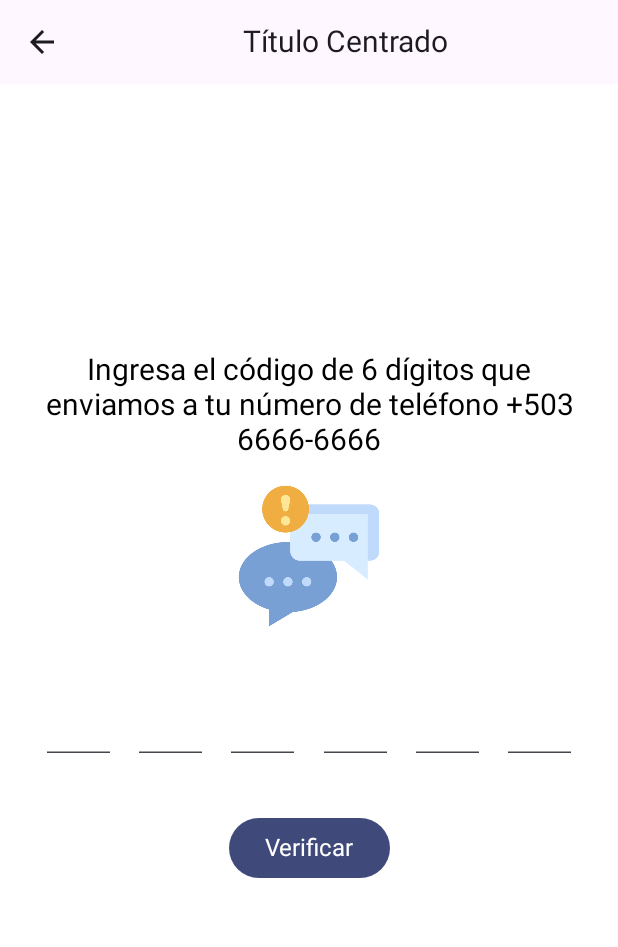
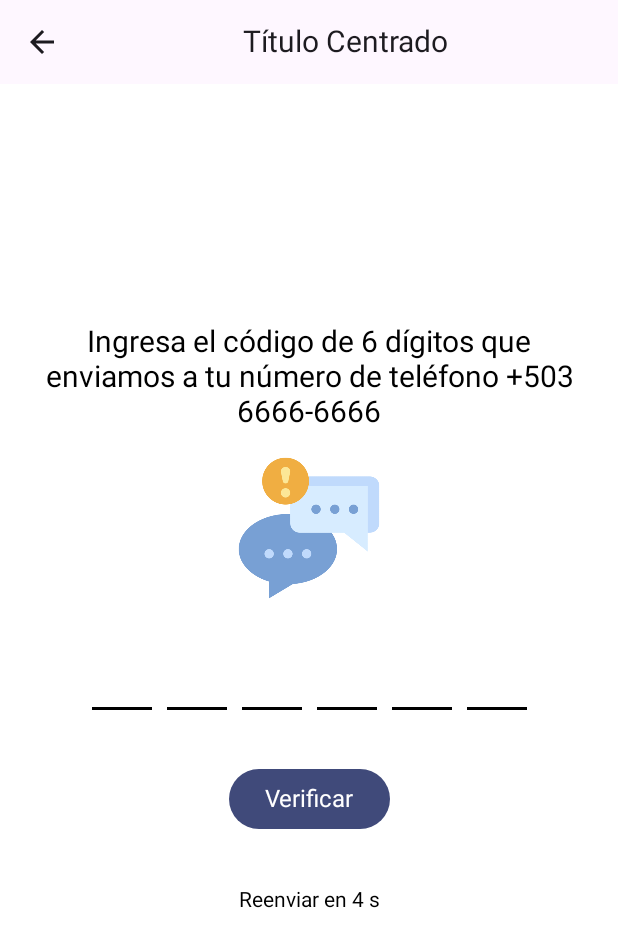
Before and after one commit to tatangames/nortegojetpack, an Android app built with Jetpack Compose: the @Preview function PreviewVistaVerificarNumero, on a phone screen of 412 x 824 dp. Shown: the top 947 px of the screen. Run offline under Robolectric (Android 15) with nearby library versions, the phone set to English and light mode, and no system bars.

Commit message:
patrones mvvm

```diff
--- a/app/src/main/AndroidManifest.xml
+++ b/app/src/main/AndroidManifest.xml
@@ -15,6 +15,7 @@
         android:roundIcon="@mipmap/ic_logofinal_round"
         android:supportsRtl="true"
         android:theme="@style/Theme.NorteGoJetpackCompose"
+        android:usesCleartextTraffic="true"
         tools:targetApi="31">
         <activity
             android:name=".login.SplashApp"
--- a/app/src/main/java/com/alcaldiasantaananorte/nortegojetpackcompose/login/VerificarNumero.kt
+++ b/app/src/main/java/com/alcaldiasantaananorte/nortegojetpackcompose/login/VerificarNumero.kt
@@ -1,6 +1,7 @@
 package com.alcaldiasantaananorte.nortegojetpackcompose.login
 
 
+import android.util.Log
 import androidx.compose.foundation.layout.Box
 
 import androidx.compose.foundation.layout.fillMaxSize
@@ -32,19 +33,23 @@ import androidx.compose.ui.unit.sp
 import androidx.navigation.NavController
 import androidx.navigation.compose.rememberNavController
 import androidx.compose.foundation.Image
+import androidx.compose.foundation.background
 import androidx.compose.foundation.border
 import androidx.compose.foundation.layout.*
 import androidx.compose.foundation.shape.RoundedCornerShape
 import androidx.compose.foundation.text.BasicTextField
+import androidx.compose.foundation.text.KeyboardActions
 import androidx.compose.foundation.text.KeyboardOptions
 import androidx.compose.material3.*
 import androidx.compose.runtime.*
 import androidx.compose.ui.graphics.Color
 import androidx.compose.ui.layout.ContentScale
+import androidx.compose.ui.platform.LocalSoftwareKeyboardController
 import androidx.compose.ui.res.painterResource
 import androidx.compose.ui.res.stringResource
 import androidx.compose.ui.text.TextRange
 import androidx.compose.ui.text.TextStyle
+import androidx.compose.ui.text.input.ImeAction
 import androidx.compose.ui.text.input.KeyboardCapitalization
 import androidx.compose.ui.text.input.KeyboardType
 import androidx.compose.ui.text.input.PasswordVisualTransformation
@@ -57,18 +62,20 @@ import com.alcaldiasantaananorte.nortegojetpackcompose.R
 import com.alcaldiasantaananorte.nortegojetpackcompose.ui.theme.ColorAzulGob
 import com.alcaldiasantaananorte.nortegojetpackcompose.ui.theme.GreyDark
 import com.alcaldiasantaananorte.nortegojetpackcompose.ui.theme.GreyLight
+import kotlinx.coroutines.delay
+import kotlinx.coroutines.launch
 
 @Composable
 fun VistaVerificarNumero(navController: NavHostController, telefono: String, segundos: Int){
 
-    var otp by remember { mutableStateOf("") }
+    var txtFieldCodigo by remember { mutableStateOf("") }
 
-   BarraToolbar(navController)
-
+    BarraToolbar(navController)
 
     Column(
         modifier = Modifier
             .fillMaxSize()
+            .imePadding()
             .padding(16.dp),
         horizontalAlignment = Alignment.CenterHorizontally,
         verticalArrangement = Arrangement.Center
@@ -93,13 +100,16 @@ fun VistaVerificarNumero(navController: NavHostController, telefono: String, seg
 
         Spacer(modifier = Modifier.height(35.dp)) // Espacio entre la imagen y el TextField
 
-        OTPInput(otp = otp, onOtpChange = { otp = it })
+
+        OtpTextField(codigo = txtFieldCodigo, onTextChanged = { newText ->
+            txtFieldCodigo = newText
+        })
 
         Spacer(modifier = Modifier.height(35.dp))
 
         // Puedes agregar un botón para enviar el OTP
         Button(
-            onClick = { /* Manejar clic */ },
+            onClick = { verificarCodigo(txtFieldCodigo) },
             colors = ButtonDefaults.buttonColors(
                 containerColor = ColorAzulGob, // Color de fondo
                 contentColor = Color.White // Color del texto (puedes usar ColorTexto si lo defines)
@@ -111,6 +121,12 @@ fun VistaVerificarNumero(navController: NavHostController, telefono: String, seg
             )
         }
 
+        Spacer(modifier = Modifier.height(35.dp))
+
+        CountdownTimer() {
+            // Acción cuando se presiona "Reenviar código"
+            // Aquí puedes agregar la lógica para reenviar el código o hacer alguna otra acción
+        }
 
 
     }
@@ -118,74 +134,56 @@ fun VistaVerificarNumero(navController: NavHostController, telefono: String, seg
 
 
 @Composable
-fun OtpTextField(
-    value: String,
-    onValueChange: (String) -> Unit,
-    modifier: Modifier = Modifier,
-    onNext: () -> Unit
-) {
-    TextField(
-        value = value,
-        onValueChange = { newValue ->
-            if (newValue.length <= 1) {
-                onValueChange(newValue)
-                if (newValue.isNotEmpty()) {
-                    onNext() // Mueve al siguiente campo al ingresar un número
+fun OtpTextField(codigo: String, onTextChanged: (String) -> Unit) {
+
+    val keyboardController = LocalSoftwareKeyboardController.current
+
+    BasicTextField(
+        value = codigo,
+        keyboardOptions = KeyboardOptions(
+            keyboardType = KeyboardType.Number, // Cambiado a Number para solo números
+            imeAction = ImeAction.Done // Para evitar el botón "Enter"
+        ),
+        keyboardActions = KeyboardActions(
+            onDone = {keyboardController?.hide() }
+        ),
+        onValueChange = { newText ->
+            if (newText.length <= 6){
+                onTextChanged(newText)
+            }
+        },
+        singleLine = true
+    ) {
+        Row(
+            horizontalArrangement = Arrangement.spacedBy(10.dp)
+        ) {
+            repeat(6) { index ->
+                val number = when {
+                    index >= codigo.length -> ""
+                    else -> codigo[index]
+                }
+
+                Column(
+                    verticalArrangement = Arrangement.spacedBy(6.dp),
+                    horizontalAlignment = Alignment.CenterHorizontally
+                ) {
+                    Text(
+                        text = number.toString(),
+                        style = MaterialTheme.typography.titleLarge
+                    )
+
+                    Box(modifier = Modifier.width(40.dp).height(2.dp)
+                        .background(Color.Black))
                 }
             }
-        },
-        modifier = modifier
-            .size(56.dp) // Ajusta el tamaño del TextField
-            .padding(4.dp), // Espaciado opcional
-        textStyle = TextStyle(fontSize = 24.sp, textAlign = TextAlign.Center),
-        singleLine = true,
-        keyboardOptions = KeyboardOptions(keyboardType = KeyboardType.Number),
-        visualTransformation = VisualTransformation.None, // Texto visible
-        colors = TextFieldDefaults.colors(
-            focusedContainerColor = Color.Transparent,
-            unfocusedContainerColor = Color.Transparent
-        )
-    )
-}
-
-@Composable
-fun OTPInput(
-    otp: String,
-    onOtpChange: (String) -> Unit
-) {
-    Row(
-        modifier = Modifier.fillMaxWidth(),
-        horizontalArrangement = Arrangement.SpaceEvenly,
-        verticalAlignment = Alignment.CenterVertically
-    ) {
-        // Crea un campo para cada dígito del OTP
-        for (i in 0 until 6) {
-            val currentChar = if (i < otp.length) otp[i].toString() else ""
-            OtpTextField(
-                value = currentChar,
-                onValueChange = { newValue ->
-                    // Actualiza el OTP completo
-                    val newOtp = otp.toMutableList()
-                    if (newValue.isNotEmpty()) {
-                        newOtp[i] = newValue.first()
-                    } else {
-                        newOtp[i] = ' ' // O puedes dejarlo como un espacio
-                    }
-                    onOtpChange(newOtp.joinToString(""))
-                },
-                modifier = Modifier.size(50.dp), // Ajusta el tamaño según sea necesario
-                onNext = {
-                    // Mueve el foco al siguiente campo
-                    if (i < 5) {
-                        // Lógica para cambiar al siguiente TextField
-                        // Esto se maneja en la lógica del controlador de entrada
-                    }
-                }
-            )
         }
     }
 }
 
+
+fun verificarCodigo(codigo: String){
+    Log.i("CODIGO", "codigo es: " + codigo)
+}
 
 
 @OptIn(ExperimentalMaterial3Api::class)
@@ -226,6 +224,49 @@ fun BarraToolbar(navController: NavHostController){
     )
 }
 
+
+
+@Composable
+fun CountdownTimer(onResendClick: () -> Unit) {
+    var timerValue by remember { mutableStateOf(6) }
+    var isCounting by remember { mutableStateOf(true) }
+    val scope = rememberCoroutineScope()
+
+    LaunchedEffect(isCounting) {
+        if (isCounting) {
+            while (timerValue > 0) {
+                delay(1000L)
+                timerValue--
+            }
+            isCounting = false
+        }
+    }
+
+    Column(
+        horizontalAlignment = Alignment.CenterHorizontally
+    ) {
+        if (isCounting) {
+            Text(text = "Reenviar en $timerValue s")
+        } else {
+            TextButton(
+                onClick = {
+                    timerValue = 30
+                    isCounting = true
+                    scope.launch { onResendClick() } // Acción al presionar "Reenviar código"
+                }
+            ) {
+                Text(text = stringResource(id = R.string.reenviar_codigo),)
+            }
+        }
+    }
+}
+
+
+
+
+
+
+
 @Preview(showBackground = true)
 @Composable
 fun PreviewVistaVerificarNumero() {
--- /dev/null
+++ b/app/src/main/java/com/alcaldiasantaananorte/nortegojetpackcompose/pruebas/UserData.kt
@@ -0,0 +1,6 @@
+package com.alcaldiasantaananorte.nortegojetpackcompose.pruebas
+
+data class UserData (
+    var name : String,
+    var age: Int
+)
--- a/app/src/main/java/com/alcaldiasantaananorte/nortegojetpackcompose/ui/theme/Color.kt
+++ b/app/src/main/java/com/alcaldiasantaananorte/nortegojetpackcompose/ui/theme/Color.kt
@@ -15,3 +15,4 @@ val ColorAzulGob = Color(0xFF404A7A)
 val ColorGris1Gob = Color(0xFF3c4557)
 val ColorGris2Gob = Color(0xFF212529)
 val ColorBlancoGob = Color(0xFFFFFFFF)
+val ColorNegroGob = Color(0xFF000000)
```
Also changed, not shown: app/build.gradle.kts (+10 -0 lines), app/src/main/java/com/alcaldiasantaananorte/nortegojetpackcompose/login/SplashApp.kt (+227 -19 lines), app/src/main/java/com/alcaldiasantaananorte/nortegojetpackcompose/model/datos/ModeloVerificacion.kt (added, +15 -0 lines), app/src/main/java/com/alcaldiasantaananorte/nortegojetpackcompose/network/ApiService.kt (added, +24 -0 lines), app/src/main/java/com/alcaldiasantaananorte/nortegojetpackcompose/network/RetrofitBuilder.kt (added, +50 -0 lines), app/src/main/java/com/alcaldiasantaananorte/nortegojetpackcompose/pruebas/HomePage.kt (added, +44 -0 lines), app/src/main/java/com/alcaldiasantaananorte/nortegojetpackcompose/pruebas/HomeViewModel.kt (added, +29 -0 lines), app/src/main/java/com/alcaldiasantaananorte/nortegojetpackcompose/pruebas/UserRepository.kt (added, +11 -0 lines), app/src/main/java/com/alcaldiasantaananorte/nortegojetpackcompose/viewmodel/LoginViewModel.kt (added, +127 -0 lines).
